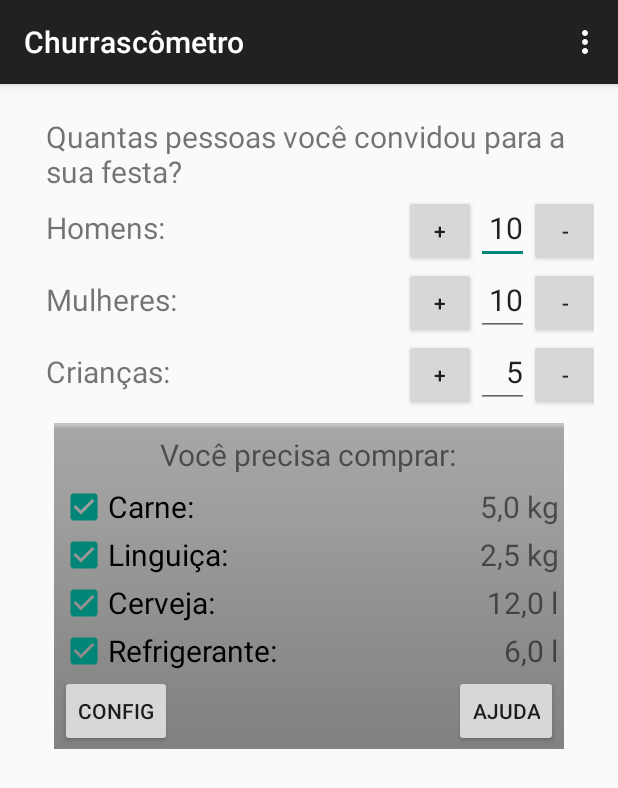
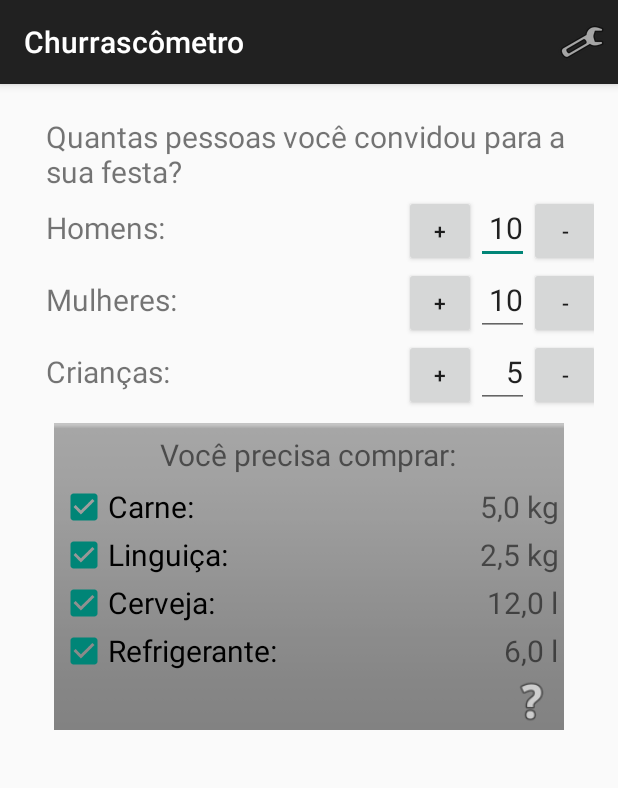
Before and after one commit to AndreBanki/Churrascometro, an Android app: the screen it shows after launch (MainActivity), on a phone screen of 412 x 824 dp. Shown: the top 788 px of the screen. Run offline under Robolectric (Android 15) with nearby library versions, the phone set to English and light mode, and no system bars.

Commit message:
Troca dos botões por ícones

```diff
--- a/app/src/main/java/com/banki/churrascometro/MainActivity.java
+++ b/app/src/main/java/com/banki/churrascometro/MainActivity.java
@@ -18,7 +18,6 @@ public class MainActivity extends AppCompatActivity {
         setContentView(R.layout.activity_main);
 
         criaBtnAjuda();
-        criaBtnConfig();
     }
 
     private void criaBtnAjuda() {
@@ -31,17 +30,6 @@ public class MainActivity extends AppCompatActivity {
                         R.string.ajuda,
                         LENGTH_LONG);
                 t.show();
-            }
-        });
-    }
-
-    private void criaBtnConfig() {
-        Button btnConfig = (Button)findViewById(R.id.btnConfig);
-        btnConfig.setOnClickListener(new View.OnClickListener() {
-            @Override
-            public void onClick(View v) {
-                Intent intent = new Intent(MainActivity.this, ConfigActivity.class);
-                startActivity(intent);
             }
         });
     }
@@ -61,7 +49,9 @@ public class MainActivity extends AppCompatActivity {
         int id = item.getItemId();
 
         //noinspection SimplifiableIfStatement
-        if (id == R.id.action_settings) {
+        if (id == R.id.btnConfig) {
+            Intent intent = new Intent(MainActivity.this, ConfigActivity.class);
+            startActivity(intent);
             return true;
         }
 
--- a/app/src/main/res/layout/data_result.xml
+++ b/app/src/main/res/layout/data_result.xml
@@ -66,14 +66,11 @@
         android:layout_height="wrap_content"
         android:orientation="horizontal">
 
-        <Button style="@style/SimpleButton"
-            android:id="@+id/btnConfig"
-            android:text="Config"
-            android:layout_alignParentLeft="true" />
-
-        <Button style="@style/SimpleButton"
+        <Button
+            android:layout_width="35dp"
+            android:layout_height="35dp"
             android:id="@+id/btnAjuda"
-            android:text="Ajuda"
-            android:layout_alignParentRight="true" />
+            android:layout_alignParentRight="true"
+            android:background="@android:drawable/ic_menu_help" />
     </RelativeLayout>
 </LinearLayout>
--- a/app/src/main/res/menu/menu_main.xml
+++ b/app/src/main/res/menu/menu_main.xml
@@ -1,6 +1,11 @@
 <menu xmlns:android="http://schemas.android.com/apk/res/android"
     xmlns:app="http://schemas.android.com/apk/res-auto"
     xmlns:tools="http://schemas.android.com/tools" tools:context=".MainActivity">
-    <item android:id="@+id/action_settings" android:title="@string/action_settings"
-        android:orderInCategory="100" app:showAsAction="never" />
+
+    <item
+        android:id="@+id/btnConfig"
+        android:title="@string/action_settings"
+        android:icon="@android:drawable/ic_menu_manage"
+        android:orderInCategory="100"
+        app:showAsAction="ifRoom" />
 </menu>
```
